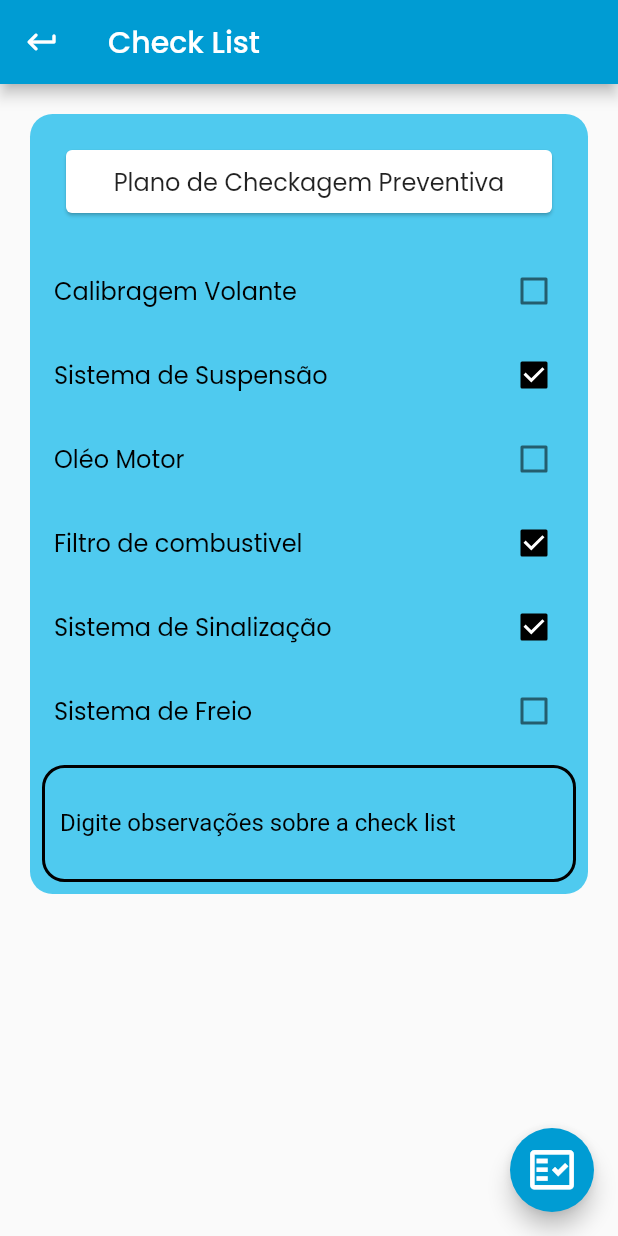
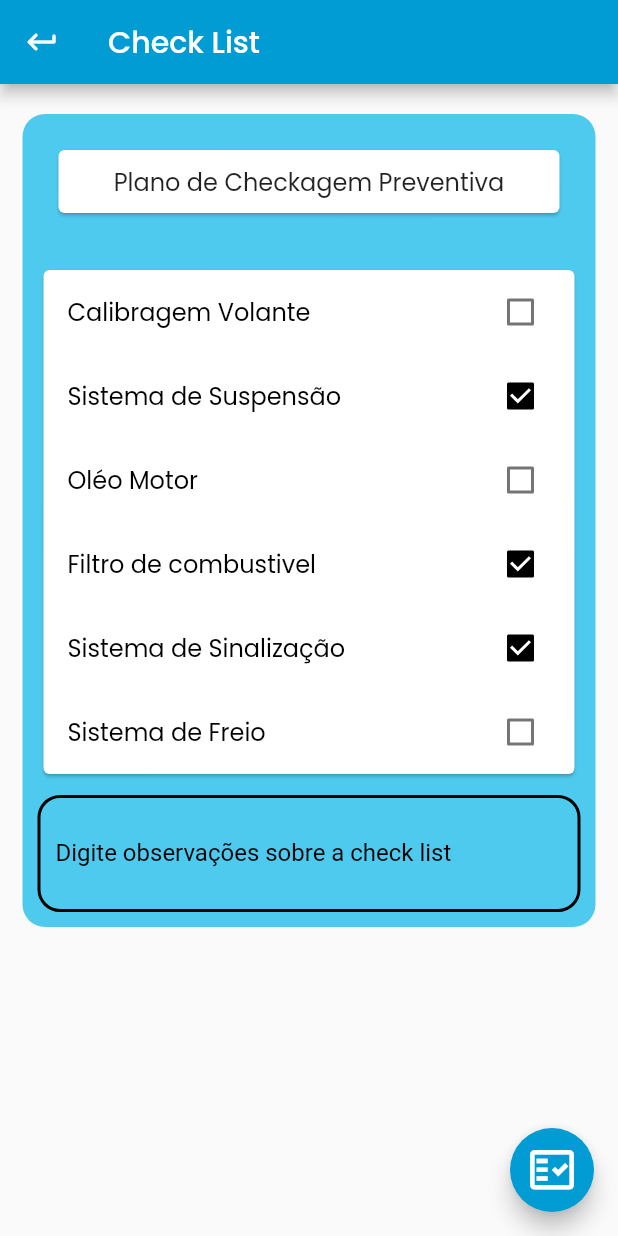
Before and after one commit to heitor1978/Sistema-gestao-app, a Flutter app: the CheckScreen screen opened directly, on a phone screen of 412 x 824 dp. Run offline on Flutter 3.47's test engine with Material 2 defaults, Android fonts, the phone set to English and light mode, and no system bars; our stand-ins replace cloud_firestore, firebase_auth, firebase_core, google_fonts; accounts and stored records are empty.

Commit message:
atualização tela de check box

```diff
--- a/lib/View/CheckScreen/check_screen.dart
+++ b/lib/View/CheckScreen/check_screen.dart
@@ -53,6 +53,12 @@ class _CheckScreenState extends State<CheckScreen> {
                         ),
                       ),
                     ),
+                    Container(
+                      margin: EdgeInsets.fromLTRB(10, 10, 10, 0),
+                      padding: EdgeInsets.fromLTRB(0, 0, 0, 0),
+                      child: Card(
+                        child: Column(
+                          children: [
                             CheckboxListTile(
                               activeColor: colorLetters,
                               title: Text(
@@ -119,8 +125,12 @@ class _CheckScreenState extends State<CheckScreen> {
                               value: false,
                               onChanged: (value) {},
                             ),
+                          ],
+                        ),
+                      ),
+                    ),
                     Padding(
-                      padding: const EdgeInsets.all(8.0),
+                      padding: const EdgeInsets.fromLTRB(10, 10, 10, 10),
                       child: TextField(
                         cursorColor: colorLetters,
                         autocorrect: true,
@@ -158,7 +168,7 @@ class _CheckScreenState extends State<CheckScreen> {
                 decoration: BoxDecoration(
                     borderRadius: BorderRadius.circular(15),
                     color: Color.fromARGB(255, 79, 202, 239)),
-                margin: EdgeInsets.fromLTRB(20, 20, 20, 40),
+                margin: EdgeInsets.fromLTRB(15, 20, 15, 40),
                 //color: primaryColor,
               ),
             ]),
```
Lines whose indentation alone changed are shown as unchanged.
